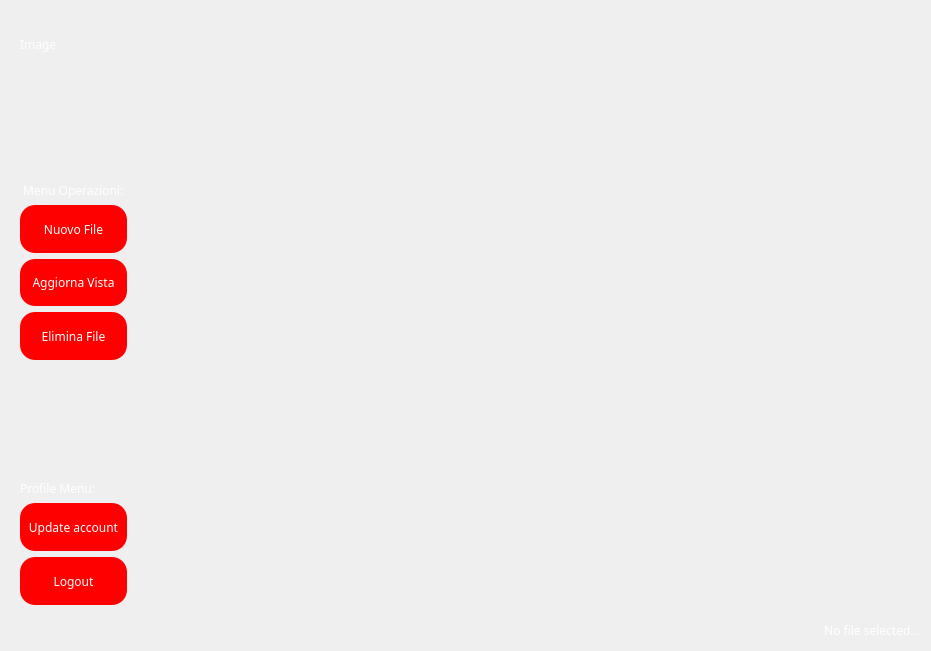
Old version of the form Login/homepage.ui in the repository cosimo265598/Edilive.
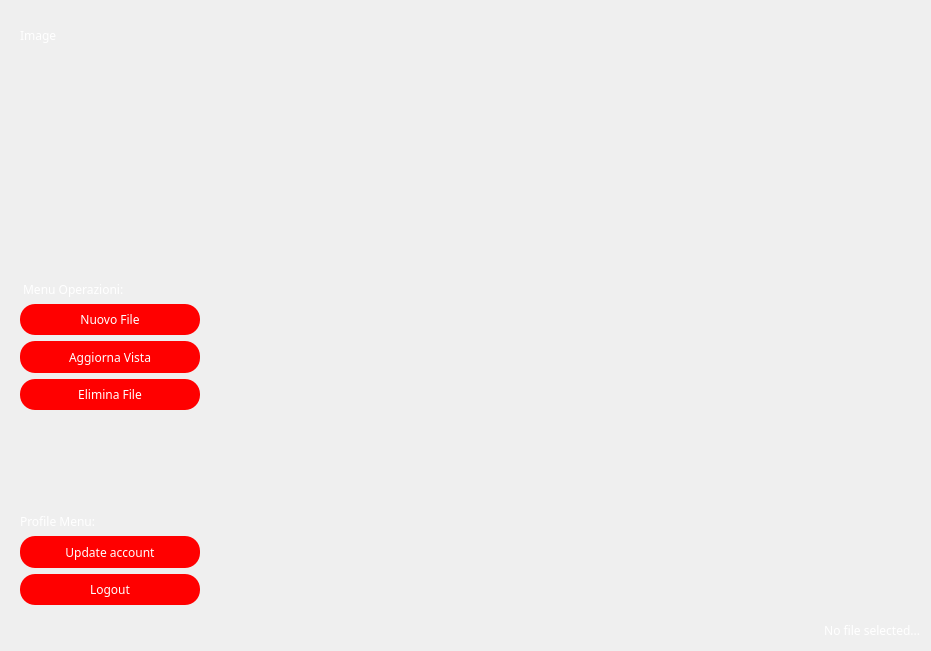
New version of the form.

Patch:
```diff
--- a/Login/homepage.ui
+++ b/Login/homepage.ui
@@ -178,16 +178,22 @@
           <item>
            <widget class="QLabel" name="username">
             <property name="sizePolicy">
-             <sizepolicy hsizetype="Preferred" vsizetype="Preferred">
+             <sizepolicy hsizetype="Fixed" vsizetype="Fixed">
               <horstretch>0</horstretch>
               <verstretch>0</verstretch>
              </sizepolicy>
             </property>
+            <property name="minimumSize">
+             <size>
+              <width>180</width>
+              <height>180</height>
+             </size>
+            </property>
             <property name="text">
              <string/>
             </property>
             <property name="alignment">
-             <set>Qt::AlignCenter</set>
+             <set>Qt::AlignJustify|Qt::AlignVCenter</set>
             </property>
            </widget>
           </item>
@@ -359,7 +365,7 @@
            <rect>
             <x>0</x>
             <y>0</y>
-            <width>734</width>
+            <width>696</width>
             <height>603</height>
            </rect>
           </property>
```
